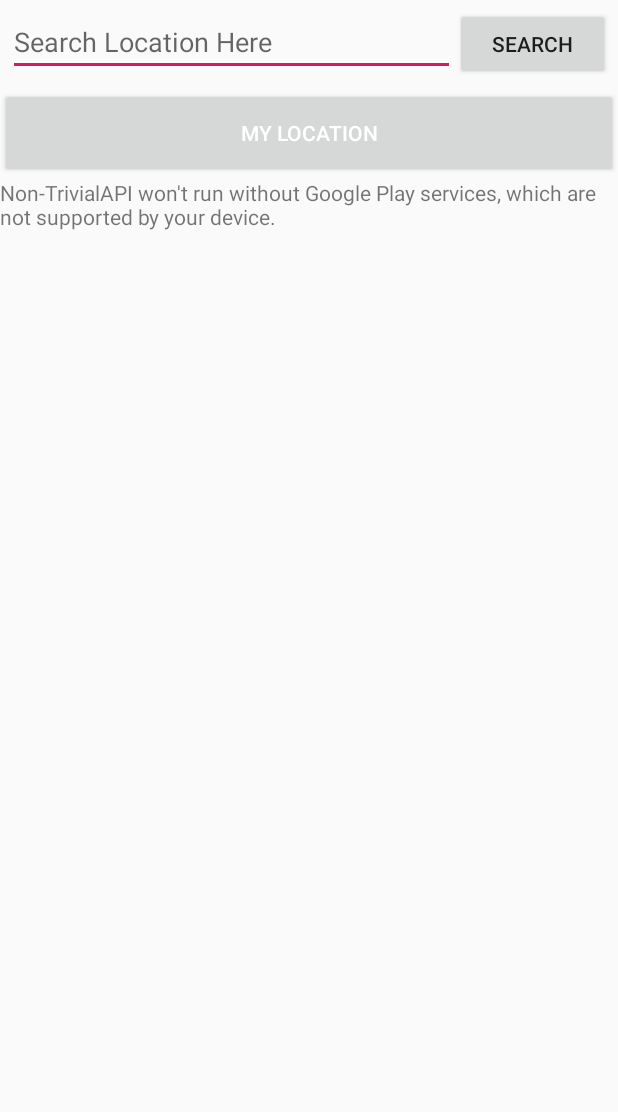
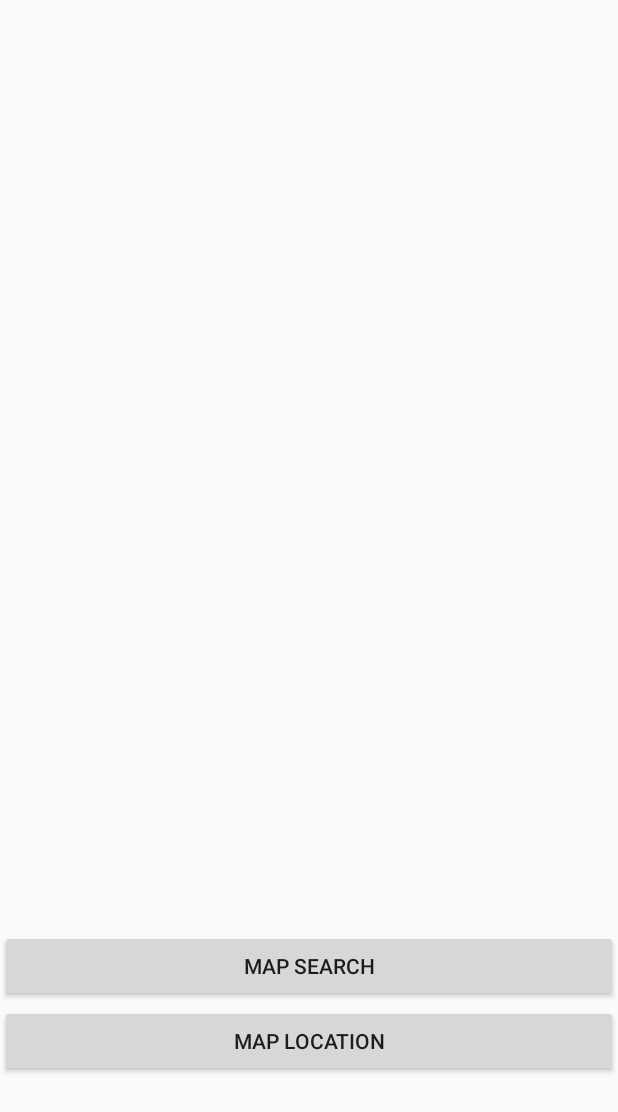
Before and after one commit to Clearlove78/Non-TrivialAPI, an Android app: the screen it shows after launch (MapsActivity before the commit, MainActivities after it), on a phone screen of 412 x 824 dp. Shown: the top 1112 px of the screen. Run offline under Robolectric (Android 15) with nearby library versions, the phone set to English and light mode, and no system bars.

Commit message:
Fifth commit:add search place function in google map

```diff
--- /dev/null
+++ b/app/src/main/java/com/example/non_trivialapi/MainActivities.java
@@ -0,0 +1,34 @@
+package com.example.non_trivialapi;
+
+import android.app.Activity;
+import android.content.Intent;
+import android.os.Bundle;
+import android.view.View;
+import android.widget.Button;
+
+public class MainActivities extends Activity {
+	private Button start_btn;
+	private Button start_btn1;
+	@Override
+	protected void onCreate(Bundle savedInstanceState) {
+		super.onCreate(savedInstanceState);
+		setContentView(R.layout.activity_mains);
+		start_btn = (Button) findViewById(R.id.start_btn);
+		start_btn1 = (Button) findViewById(R.id.start_btn1);
+		//click image to start slip
+		start_btn.setOnClickListener(new View.OnClickListener() {
+			@Override
+			public void onClick(View view) {
+				Intent intent = new Intent(MainActivities.this, MapsActivity.class);
+				startActivity(intent);
+			}
+		});
+		start_btn1.setOnClickListener(new View.OnClickListener() {
+			@Override
+			public void onClick(View view) {
+				Intent intent = new Intent(MainActivities.this, MainActivity.class);
+				startActivity(intent);
+			}
+		});
+	}
+}
--- /dev/null
+++ b/app/src/main/res/layout/activity_mains.xml
@@ -0,0 +1,18 @@
+<?xml version="1.0" encoding="utf-8"?>
+<RelativeLayout xmlns:android="http://schemas.android.com/apk/res/android"
+    android:layout_width="match_parent"
+    android:layout_height="match_parent">
+    <Button
+        android:id="@+id/start_btn"
+        android:layout_width="match_parent"
+        android:layout_height="wrap_content"
+        android:layout_marginTop="670dp"
+        android:text="Map Location" />
+    <Button
+        android:id="@+id/start_btn1"
+        android:layout_width="match_parent"
+        android:layout_height="wrap_content"
+        android:layout_marginTop="620dp"
+        android:text="Map Search" />
+
+</RelativeLayout>
--- a/app/src/main/res/layout/activity_maps.xml
+++ b/app/src/main/res/layout/activity_maps.xml
@@ -1,33 +1,11 @@
 <?xml version = "1.0" encoding = "utf-8"?>
-<LinearLayout xmlns:android = "http://schemas.android.com/apk/res/android"
-    android:layout_width = "fill_parent"
-    android:layout_height = "fill_parent"
-    android:orientation = "vertical" >
+<LinearLayout xmlns:android="http://schemas.android.com/apk/res/android"
+    android:layout_width="fill_parent"
+    android:layout_height="fill_parent"
+    xmlns:tools="http://schemas.android.com/tools"
+    android:orientation="vertical"
+    tools:context=".MapsActivity">
 
-    <LinearLayout
-        android:layout_width="match_parent"
-        android:layout_height="wrap_content"
-        android:layout_margin="5dp"
-
-        android:orientation="horizontal">
-
-        <EditText
-            android:id="@+id/editText"
-            android:layout_width="wrap_content"
-            android:layout_height="wrap_content"
-            android:layout_weight="4"
-            android:hint="Search Location Here" />
-
-
-        <Button
-            android:id="@+id/search_button"
-            android:layout_width="wrap_content"
-            android:layout_height="wrap_content"
-            android:layout_weight="0.5"
-            android:onClick="onMapSearch"
-            android:text="Search" />
-
-    </LinearLayout>
     <Button
         android:id="@+id/button"
         android:layout_width="fill_parent"
--- a/gradle.properties
+++ b/gradle.properties
@@ -8,7 +8,7 @@
 # The setting is particularly useful for tweaking memory settings.
 android.enableJetifier=true
 android.useAndroidX=true
-org.gradle.jvmargs=-Xmx1536m
+org.gradle.jvmargs=-Xmx2048m -Dfile.encoding=UTF-8
 # When configured, Gradle will run in incubating parallel mode.
 # This option should only be used with decoupled projects. More details, visit
 # http://www.gradle.org/docs/current/userguide/multi_project_builds.html#sec:decoupled_projects
```
Also changed, not shown: app/build.gradle (+27 -11 lines), app/src/main/AndroidManifest.xml (+12 -7 lines), app/src/main/java/com/example/non_trivialapi/MainActivity.java (+60 -13 lines), app/src/main/java/com/example/non_trivialapi/MapsActivity.java (+6 -43 lines), app/src/main/res/layout/activity_main.xml (+36 -7 lines), build.gradle (+3 -12 lines), settings.gradle (+8 -0 lines), gradle/wrapper/gradle-wrapper.properties, 1 other file.
